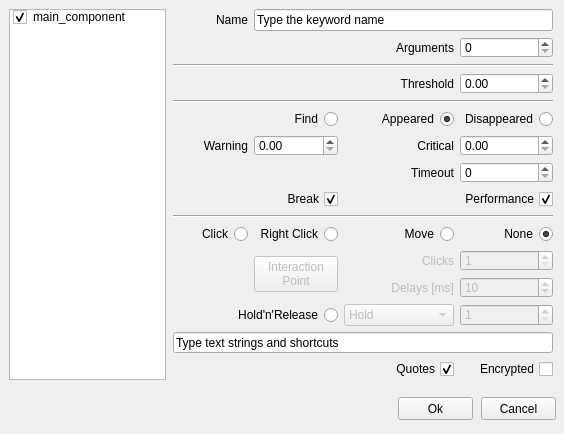
First picture: the form in alyvix/extra/robotide/qt_ui/alyvix_image_finder_properties_view.ui, repository alyvix/alyvix, before the edit.
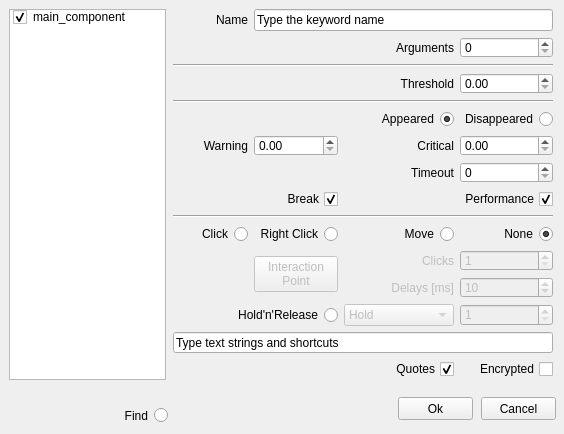
Second picture: the form after the edit.

The edit to the form file:
```diff
--- a/alyvix/extra/robotide/qt_ui/alyvix_image_finder_properties_view.ui
+++ b/alyvix/extra/robotide/qt_ui/alyvix_image_finder_properties_view.ui
@@ -421,22 +421,6 @@
        </property>
       </widget>
      </item>
-     <item row="5" column="2">
-      <widget class="QRadioButton" name="wait_radio">
-       <property name="layoutDirection">
-        <enum>Qt::RightToLeft</enum>
-       </property>
-       <property name="text">
-        <string>Appeared</string>
-       </property>
-       <property name="checked">
-        <bool>true</bool>
-       </property>
-       <attribute name="buttonGroup">
-        <string notr="true">buttonGroup_5</string>
-       </attribute>
-      </widget>
-     </item>
      <item row="1" column="2">
       <widget class="QLabel" name="labelArgs">
        <property name="text">
@@ -497,19 +481,6 @@
      <item row="1" column="3">
       <widget class="QSpinBox" name="spinBoxArgs"/>
      </item>
-     <item row="5" column="1">
-      <widget class="QRadioButton" name="find_radio">
-       <property name="layoutDirection">
-        <enum>Qt::RightToLeft</enum>
-       </property>
-       <property name="text">
-        <string>Find</string>
-       </property>
-       <attribute name="buttonGroup">
-        <string notr="true">buttonGroup_5</string>
-       </attribute>
-      </widget>
-     </item>
      <item row="5" column="3">
       <widget class="QRadioButton" name="wait_disapp_radio">
        <property name="layoutDirection">
@@ -582,6 +553,22 @@
        </property>
       </widget>
      </item>
+     <item row="5" column="0" colspan="3">
+      <widget class="QRadioButton" name="wait_radio">
+       <property name="layoutDirection">
+        <enum>Qt::RightToLeft</enum>
+       </property>
+       <property name="text">
+        <string>Appeared</string>
+       </property>
+       <property name="checked">
+        <bool>true</bool>
+       </property>
+       <attribute name="buttonGroup">
+        <string notr="true">buttonGroup_5</string>
+       </attribute>
+      </widget>
+     </item>
     </layout>
    </widget>
   </widget>
@@ -993,6 +980,25 @@
     <set>Qt::AlignRight|Qt::AlignTrailing|Qt::AlignVCenter</set>
    </property>
   </widget>
+  <widget class="QRadioButton" name="find_radio">
+   <property name="geometry">
+    <rect>
+     <x>80</x>
+     <y>407</y>
+     <width>88</width>
+     <height>17</height>
+    </rect>
+   </property>
+   <property name="layoutDirection">
+    <enum>Qt::RightToLeft</enum>
+   </property>
+   <property name="text">
+    <string>Find</string>
+   </property>
+   <attribute name="buttonGroup">
+    <string notr="true">buttonGroup_5</string>
+   </attribute>
+  </widget>
  </widget>
  <resources/>
  <connections/>
```
Left out of the diff: 4 changed lines with no effect on the pictures.
